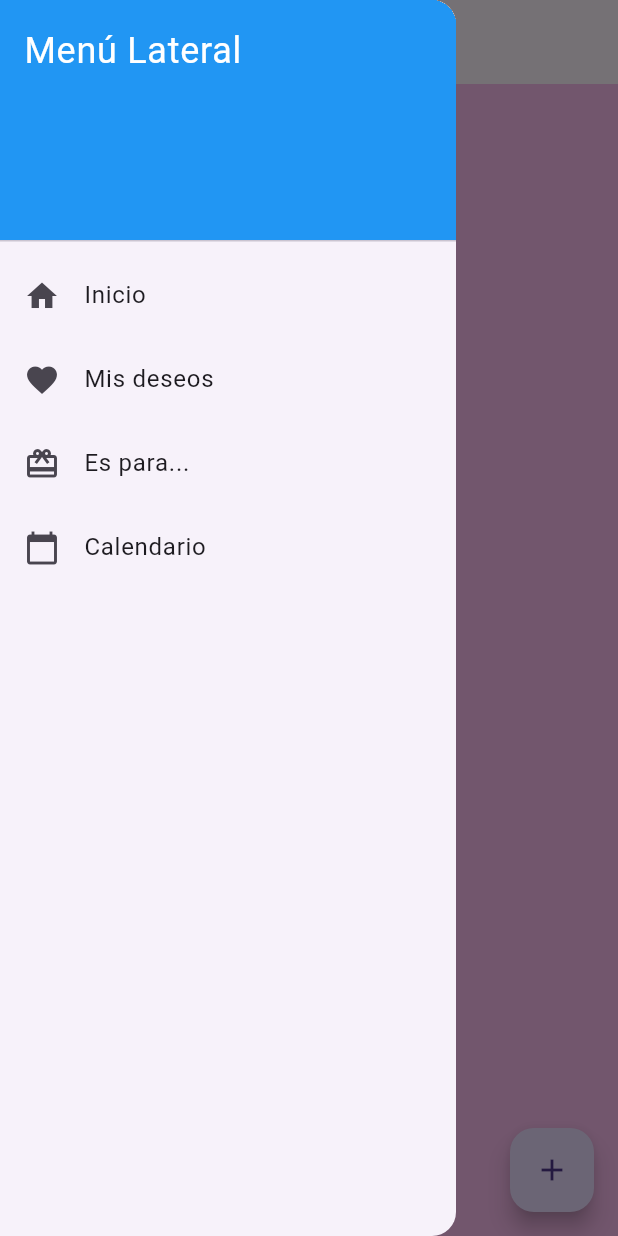
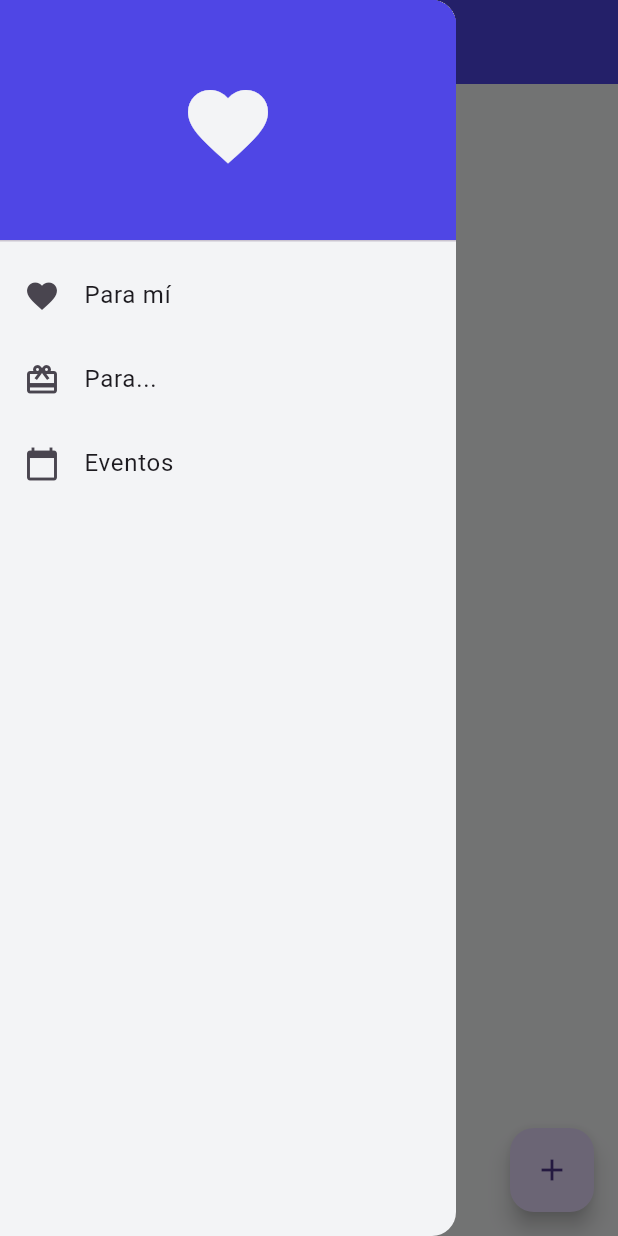
Before and after one commit to cristo-csc-dev/wishy-mobile, a Flutter app: the screen it shows after launch, with the side drawer open, on a phone screen of 412 x 824 dp. Run offline on Flutter 3.47's test engine with Material 3 defaults, Android fonts, the phone set to English and light mode, and no system bars; our stand-ins replace sqflite; accounts and stored records are empty.

Commit message:
Add local DB

```diff
--- /dev/null
+++ b/lib/app_colors.dart
@@ -0,0 +1,11 @@
+import 'package:flutter/material.dart';
+
+const Color headersColor = Color(0xFF4F46E5);
+const Color secondaryColor = Color(0xFFF472B6 );
+const Color backgroundColor = Color(0xFFF9FAFB);
+const Color headerTextColor = Color(0xFF111827);
+const Color secondaryTextColor = Color(0xFF6B7280 );
+const Color confirmationColor = Color(0xFF10B981);
+const Color borderColor = Color(0xFFE5E7EB );
+const Color sideMenuBackgroundColor = Color(0xFFF3F4F6);
+const Color sideMenuActiveItemColor = Color(0xFFE0E7FF);
--- a/lib/main.dart
+++ b/lib/main.dart
@@ -1,5 +1,10 @@
+import 'dart:collection';
+
+import 'dart:convert';
 import 'package:flutter/material.dart';
 import 'package:flutter/services.dart';
+import 'package:wishy/dao/wish_db.dart';
+import 'app_colors.dart';
 import 'wish_list.dart';
 import 'wish.dart';
 
@@ -17,18 +22,11 @@ class MyApp extends StatefulWidget {
 
 class _MyAppState extends State<MyApp> {
 
-  String? _sharedText;
+  String _sharedLink = "{}";
   static const platform = MethodChannel('com.wishysa.wishy/channel');
     // Añade esta variable para controlar la vista
   bool showWishList = false;
-   List<Wish> wishList = [
-    Wish(id: 1, title: 'Deseo 1', description: 'Descripción 1', url: 'https://wwww.google.es', date: DateTime.now()),
-    Wish(id: 2, title: 'Deseo 2', description: 'Descripción 2', url: 'https://wwww.google.es', date: DateTime.now()),
-    Wish(id: 3, title: 'Deseo 3', description: 'Descripción 3', url: 'https://wwww.google.es', date: DateTime.now()),
-    Wish(id: 4, title: 'Deseo 4', description: 'Descripción 4', url: 'https://wwww.google.es', date: DateTime.now()),
-    Wish(id: 5, title: 'Deseo 5', description: 'Descripción 5', url: 'https://wwww.google.es', date: DateTime.now()),
-    Wish(id: 6, title: 'Deseo 6', description: 'Descripción 6', url: 'https://wwww.google.es', date: DateTime.now()),
-  ];
+  List<Wish> wishListItems = [];
 
   @override
   void initState() {
@@ -38,19 +36,17 @@ class _MyAppState extends State<MyApp> {
 
   Future<void> _handleMethodCalls(MethodCall call) async {
     if (call.method == 'onSharedText') {
+      _sharedLink = call.arguments;
+      final Map<String, dynamic> jsonData = jsonDecode(_sharedLink);
+      WishDao().insertWish(Wish(
+        title: jsonData['title'] ?? '',
+        url: jsonData['link'] ?? '',
+        description: jsonData['subject'] ?? '',
+        date: DateTime.now(),
+      ));
+      wishListItems = await WishDao().getWishes();
       setState(() {
-        _sharedText = call.arguments as String;
-        showWishList = true;
-        wishList.insert(
-          0,
-          Wish(
-            id: DateTime.now().millisecondsSinceEpoch,
-            title: 'Nuevo deseo',
-            description: 'Añadido programáticamente',
-            url: _sharedText ?? '',
-            date: DateTime.now(),
-          ),
-        );
+       showWishList = true;
       });
     }
   }
@@ -59,46 +55,44 @@ class _MyAppState extends State<MyApp> {
   Widget build(BuildContext context) {
     return MaterialApp(
       home: Scaffold(
-        backgroundColor: const Color.fromARGB(255, 248, 187, 237),
+        backgroundColor: backgroundColor,
         appBar: AppBar(
-          title: const Text('Wish list'),
-          leading: Builder(
+          backgroundColor: headersColor,
+          title: const Text(
+            'Wish list',
+            style: TextStyle(
+              color: backgroundColor,
+              fontWeight: FontWeight.bold,
+            ),
+          ),
+            leading: Builder(
             builder: (context) => IconButton(
-              icon: const Icon(Icons.menu),
+              icon: const Icon(Icons.menu, color: backgroundColor),
               onPressed: () => Scaffold.of(context).openDrawer(),
             ),
           ),
         ),
         drawer: Drawer(
+          backgroundColor: sideMenuBackgroundColor,
           child: Builder(
             builder: (navigationContext) => ListView(
               padding: EdgeInsets.zero,
               children: [
                 const DrawerHeader(
                   decoration: BoxDecoration(
-                    color: Colors.blue,
+                    color: headersColor,
                   ),
-                  child: Text(
-                    'Menú Lateral',
-                    style: TextStyle(
-                      color: Colors.white,
-                      fontSize: 24,
+                  child: Center(
+                    child: Icon(
+                      Icons.favorite, // Elige el icono que prefieras
+                      color: sideMenuBackgroundColor,
+                      size: 64, // Tamaño grande
                     ),
                   ),
                 ),
                 ListTile(
-                  leading: const Icon(Icons.home),
-                  title: const Text('Inicio'),
-                  onTap: () {
-                    Navigator.pop(navigationContext);
-                    setState(() {
-                      showWishList = false;
-                    });
-                  },
-                ),
-                ListTile(
                   leading: const Icon(Icons.favorite),
-                  title: const Text('Mis deseos'),
+                  title: const Text('Para mí'),
                   onTap: () {
                     Navigator.pop(navigationContext);
                     setState(() {
@@ -109,18 +103,23 @@ class _MyAppState extends State<MyApp> {
                 ),
                 ListTile(
                   leading: const Icon(Icons.card_giftcard),
-                  title: const Text('Es para...'),
+                  title: const Text('Para...'),
                   onTap: () {
                     Navigator.pop(navigationContext);
-                    showWishList = false;
+                    setState(() {
+                      showWishList = false;
+                    });
                     // Acción para "Es para..."
                   },
                 ),
                 ListTile(
                   leading: const Icon(Icons.calendar_today),
-                  title: const Text('Calendario'),
+                  title: const Text('Eventos'),
                   onTap: () {
-                    Navigator.pop(context);
+                    Navigator.pop(navigationContext);
+                    setState(() {
+                      showWishList = false;
+                    });
                     // Acción para "Calendario"
                   },
                 ),
@@ -130,7 +129,7 @@ class _MyAppState extends State<MyApp> {
         ),
         body: showWishList
             ? FiveItemsList(
-                items: wishList,
+                items: wishListItems,
               )
             : const Center(
                 child: Text('Contenido principal'),
--- a/lib/wish.dart
+++ b/lib/wish.dart
@@ -1,15 +1,15 @@
 class Wish {
-  final int id;
-  final String? title;
+  late int? id;
+  final String title;
   final String url;
   final String description;
-  final DateTime? date;
+  final DateTime date;
 
-  const Wish({
-    required this.id,
-    this.title="My wish",
+  Wish({
+    this.id,
+    required this.title,
     required this.url,
     required this.description,
-    this.date
+    required this.date
   });
 }
```
Also changed, not shown: lib/dao/wish_db.dart (added, +68 -0 lines), lib/wish_list.dart (+17 -1 lines), 1 other file.
